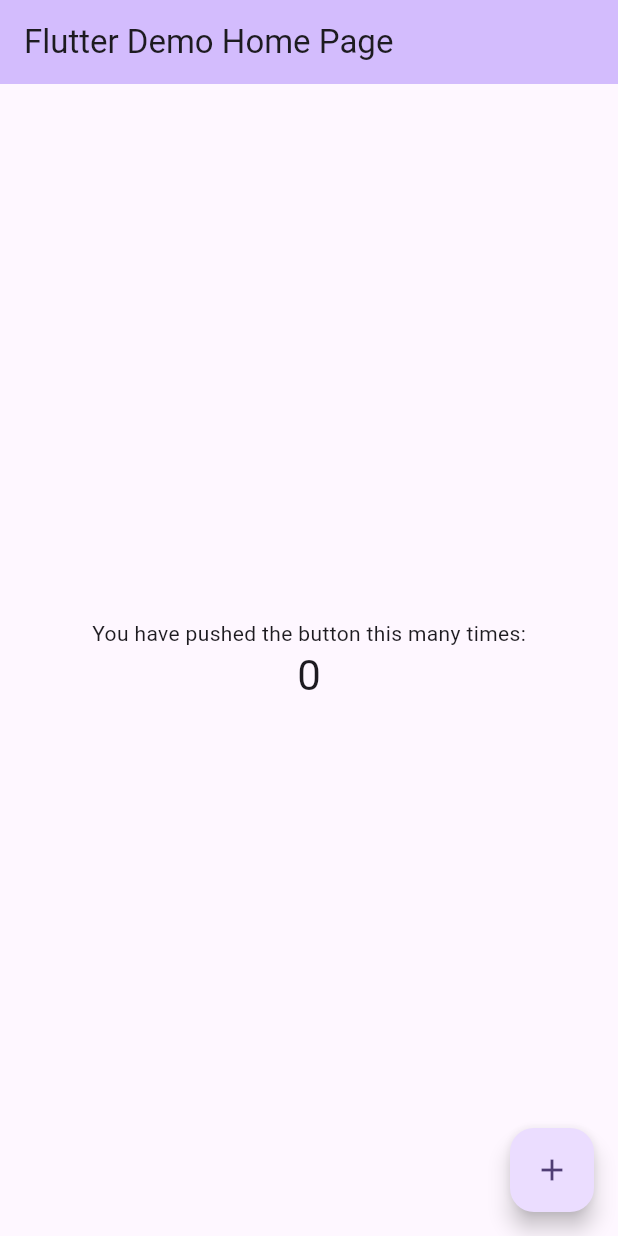
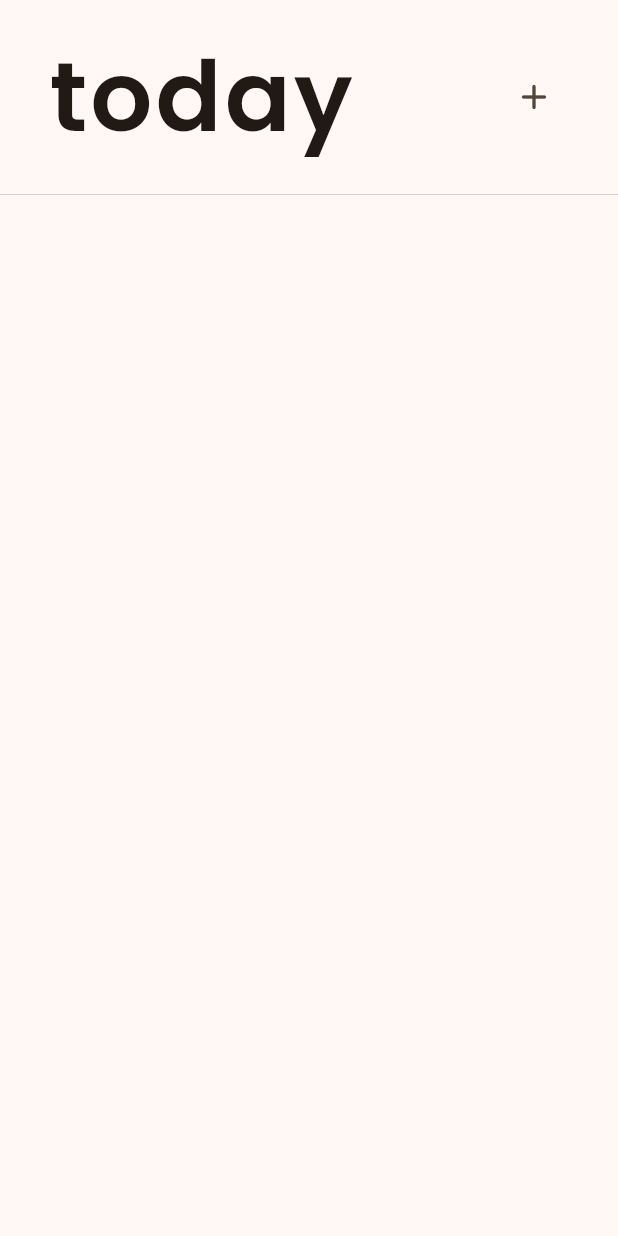
Before and after one commit to zTomz/Today, a Flutter app: the screen it shows after launch, on a phone screen of 412 x 824 dp. Run offline on Flutter 3.47's test engine with Material 3 defaults, Android fonts, the light colour scheme and no system bars; our stand-ins replace flutter_hooks, google_fonts, hooks_riverpod, shared_preferences.

Commit message:
Add cities functionality

```diff
--- /dev/null
+++ b/minimalist_weather/lib/config/constants.dart
@@ -0,0 +1,12 @@
+// Keys for shared preferences
+
+/// Shared preferences key for the list of cities
+const String citiesSharedPrefsKey = 'cities';
+
+const double defaultBorderWidth = 0.2;
+const double defaultBorderRadius = 12;
+
+abstract class Spacing {
+  static const double medium = 16;
+  static const double large = 32;
+}
--- a/minimalist_weather/lib/main.dart
+++ b/minimalist_weather/lib/main.dart
@@ -1,7 +1,16 @@
+// TODO: Configure geolocator for ios
+
 import 'package:flutter/material.dart';
+import 'package:google_fonts/google_fonts.dart';
+import 'package:hooks_riverpod/hooks_riverpod.dart';
+import 'package:minimalist_weather/pages/cities_page/cities_page.dart';
 
 void main() {
-  runApp(const MyApp());
+  runApp(
+    const ProviderScope(
+      child: MyApp(),
+    ),
+  );
 }
 
 class MyApp extends StatelessWidget {
@@ -13,113 +22,17 @@
     return MaterialApp(
       title: 'Flutter Demo',
       theme: ThemeData(
-        // This is the theme of your application.
-        //
-        // TRY THIS: Try running your application with "flutter run". You'll see
-        // the application has a purple toolbar. Then, without quitting the app,
-        // try changing the seedColor in the colorScheme below to Colors.green
-        // and then invoke "hot reload" (save your changes or press the "hot
-        // reload" button in a Flutter-supported IDE, or press "r" if you used
-        // the command line to start the app).
-        //
-        // Notice that the counter didn't reset back to zero; the application
-        // state is not lost during the reload. To reset the state, use hot
-        // restart instead.
-        //
-        // This works for code too, not just values: Most code changes can be
-        // tested with just a hot reload.
-        colorScheme: ColorScheme.fromSeed(seedColor: Colors.deepPurple),
+        colorScheme: ColorScheme.fromSeed(seedColor: Colors.orange),
+        textTheme: GoogleFonts.poppinsTextTheme().copyWith(
+          displayLarge: GoogleFonts.poppins(
+            fontWeight: FontWeight.w600,
+            fontSize: 65,
+            letterSpacing: 2,
+          ),
+        ),
         useMaterial3: true,
       ),
-      home: const MyHomePage(title: 'Flutter Demo Home Page'),
+      home: const CitiesPage(),
     );
   }
 }
-
-class MyHomePage extends StatefulWidget {
-  const MyHomePage({super.key, required this.title});
-
-  // This widget is the home page of your application. It is stateful, meaning
-  // that it has a State object (defined below) that contains fields that affect
-  // how it looks.
-
-  // This class is the configuration for the state. It holds the values (in this
-  // case the title) provided by the parent (in this case the App widget) and
-  // used by the build method of the State. Fields in a Widget subclass are
-  // always marked "final".
-
-  final String title;
-
-  @override
-  State<MyHomePage> createState() => _MyHomePageState();
-}
-
-class _MyHomePageState extends State<MyHomePage> {
-  int _counter = 0;
-
-  void _incrementCounter() {
-    setState(() {
-      // This call to setState tells the Flutter framework that something has
-      // changed in this State, which causes it to rerun the build method below
-      // so that the display can reflect the updated values. If we changed
-      // _counter without calling setState(), then the build method would not be
-      // called again, and so nothing would appear to happen.
-      _counter++;
-    });
-  }
-
-  @override
-  Widget build(BuildContext context) {
-    // This method is rerun every time setState is called, for instance as done
-    // by the _incrementCounter method above.
-    //
-    // The Flutter framework has been optimized to make rerunning build methods
-    // fast, so that you can just rebuild anything that needs updating rather
-    // than having to individually change instances of widgets.
-    return Scaffold(
-      appBar: AppBar(
-        // TRY THIS: Try changing the color here to a specific color (to
-        // Colors.amber, perhaps?) and trigger a hot reload to see the AppBar
-        // change color while the other colors stay the same.
-        backgroundColor: Theme.of(context).colorScheme.inversePrimary,
-        // Here we take the value from the MyHomePage object that was created by
-        // the App.build method, and use it to set our appbar title.
-        title: Text(widget.title),
-      ),
-      body: Center(
-        // Center is a layout widget. It takes a single child and positions it
-        // in the middle of the parent.
-        child: Column(
-          // Column is also a layout widget. It takes a list of children and
-          // arranges them vertically. By default, it sizes itself to fit its
-          // children horizontally, and tries to be as tall as its parent.
-          //
-          // Column has various properties to control how it sizes itself and
-          // how it positions its children. Here we use mainAxisAlignment to
-          // center the children vertically; the main axis here is the vertical
-          // axis because Columns are vertical (the cross axis would be
-          // horizontal).
-          //
-          // TRY THIS: Invoke "debug painting" (choose the "Toggle Debug Paint"
-          // action in the IDE, or press "p" in the console), to see the
-          // wireframe for each widget.
-          mainAxisAlignment: MainAxisAlignment.center,
-          children: <Widget>[
-            const Text(
-              'You have pushed the button this many times:',
-            ),
-            Text(
-              '$_counter',
-              style: Theme.of(context).textTheme.headlineMedium,
-            ),
-          ],
-        ),
-      ),
-      floatingActionButton: FloatingActionButton(
-        onPressed: _incrementCounter,
-        tooltip: 'Increment',
-        child: const Icon(Icons.add),
-      ), // This trailing comma makes auto-formatting nicer for build methods.
-    );
-  }
-}
--- /dev/null
+++ b/minimalist_weather/lib/pages/cities_page/cities_page.dart
@@ -0,0 +1,17 @@
+import 'package:flutter/material.dart';
+import 'package:hooks_riverpod/hooks_riverpod.dart';
+import 'package:minimalist_weather/pages/cities_page/provider/cities_provider.dart';
+import 'package:minimalist_weather/pages/cities_page/widgets/cities_app_bar.dart';
+
+class CitiesPage extends ConsumerWidget {
+  const CitiesPage({super.key});
+
+  @override
+  Widget build(BuildContext context, WidgetRef ref) {
+    final cities = ref.watch(citiesProvider);
+
+    return const Scaffold(
+      appBar: CitiesAppBar(),
+    );
+  }
+}
--- /dev/null
+++ b/minimalist_weather/lib/pages/cities_page/widgets/cities_app_bar.dart
@@ -0,0 +1,53 @@
+import 'package:flutter/material.dart';
+import 'package:minimalist_weather/config/constants.dart';
+import 'package:minimalist_weather/pages/cities_page/dialogs/new_city_dialog.dart';
+
+class CitiesAppBar extends StatelessWidget implements PreferredSizeWidget {
+  const CitiesAppBar({super.key});
+
+  @override
+  Widget build(BuildContext context) {
+    return Container(
+      alignment: Alignment.center,
+      padding: const EdgeInsets.symmetric(
+        horizontal: Spacing.large,
+      ),
+      decoration: BoxDecoration(
+        border: Border(
+          bottom: BorderSide(
+            color: Theme.of(context).colorScheme.outline,
+            width: defaultBorderWidth,
+          ),
+        ),
+      ),
+      child: SafeArea(
+        child: Row(
+          mainAxisAlignment: MainAxisAlignment.spaceBetween,
+          children: [
+            Text(
+              "today",
+              style: Theme.of(context).textTheme.displayLarge,
+            ),
+            IconButton(
+              onPressed: () async {
+                // TODO: Add a new city
+
+                await showDialog(
+                  context: context,
+                  builder: (context) => const NewCityDialog(),
+                );
+              },
+              iconSize: 28,
+              icon: const Icon(
+                Icons.add_rounded,
+              ),
+            ),
+          ],
+        ),
+      ),
+    );
+  }
+
+  @override
+  Size get preferredSize => const Size.fromHeight(130);
+}
--- a/minimalist_weather/pubspec.yaml
+++ b/minimalist_weather/pubspec.yaml
@@ -1,4 +1,4 @@
-name: challange_1
+name: minimalist_weather
 description: "A new Flutter project."
 # The following line prevents the package from being accidentally published to
 # pub.dev using `flutter pub publish`. This is preferred for private packages.
@@ -31,8 +31,12 @@ dependencies:
   flutter:
     sdk: flutter
 
+  hooks_riverpod: ^2.5.1
   geolocator: ^12.0.0
   open_meteo: ^1.0.8
+  shared_preferences: ^2.2.3
+  flutter_hooks: ^0.20.5
+  google_fonts: ^6.2.1
 
 dev_dependencies:
   flutter_test:
```
Also changed, not shown: minimalist_weather/lib/pages/cities_page/dialogs/new_city_dialog.dart (added, +80 -0 lines), minimalist_weather/lib/pages/cities_page/provider/cities_provider.dart (added, +29 -0 lines), minimalist_weather/lib/widgets/custom_button.dart (added, +53 -0 lines), minimalist_weather/pubspec.lock, 124 other files.
